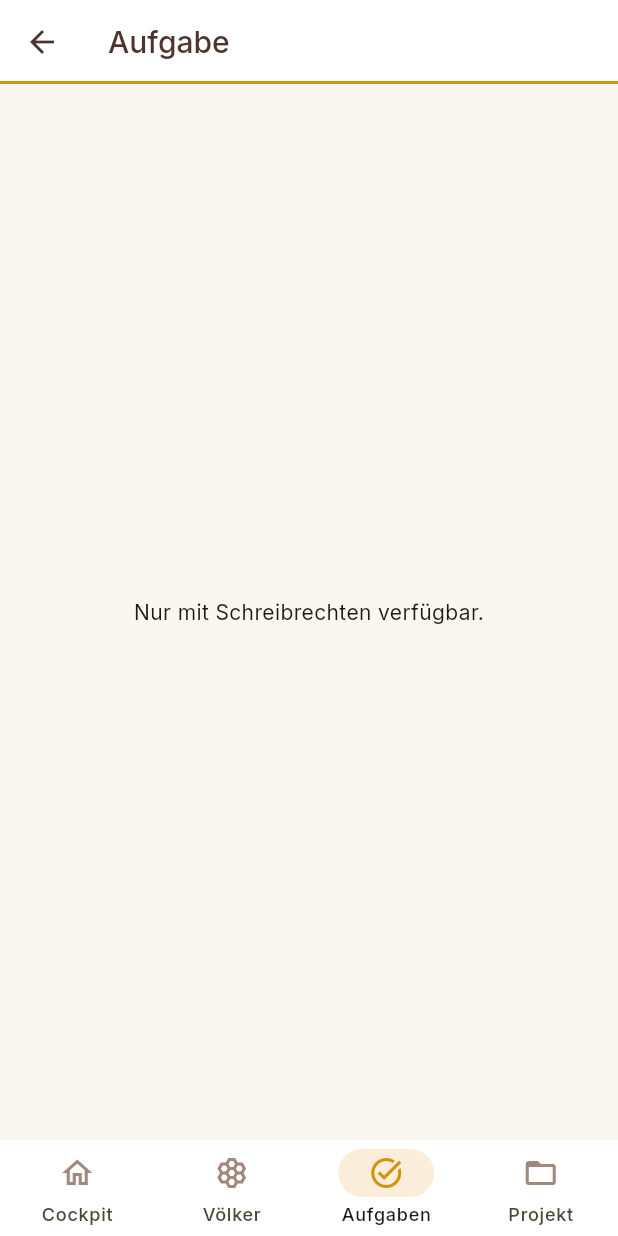
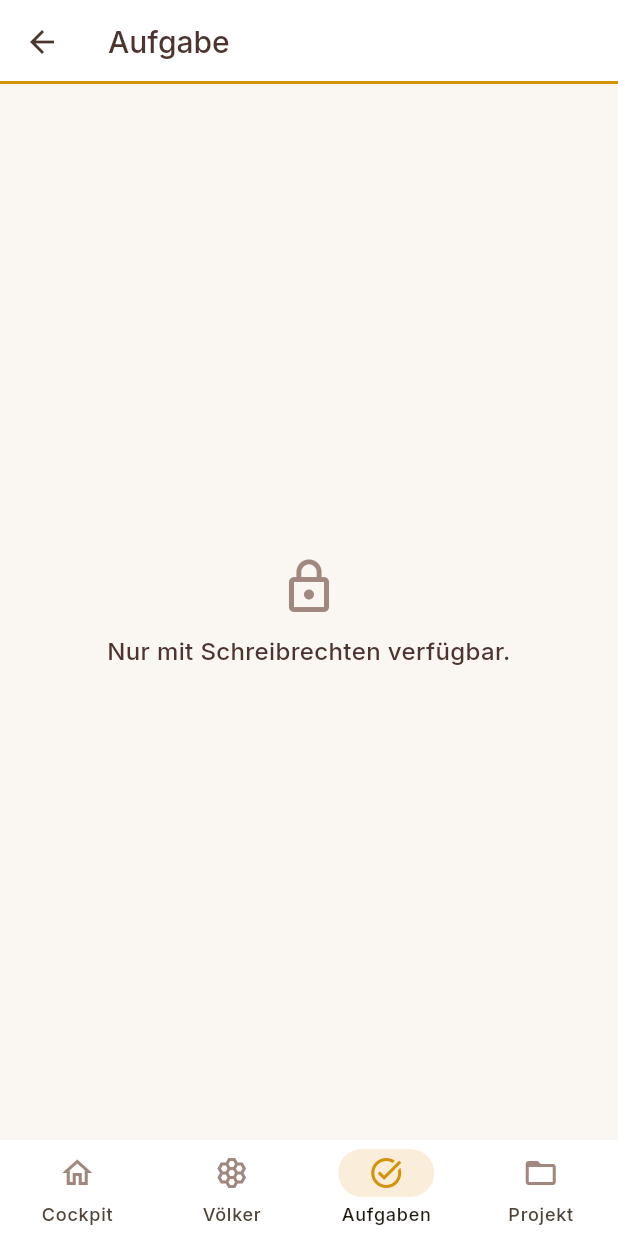
Before and after one commit to DanielProyer/bienen-app, a Flutter app: the AufgabeFormPage screen opened by its route, on a phone screen of 412 x 824 dp. Run offline on Flutter 3.47's test engine with Material 3 defaults, Android fonts, the phone set to English and light mode, and no system bars; our stand-ins replace file_picker, fl_chart, flutter_markdown, flutter_riverpod, flutter_svg, go_router and 2 more; missing offline and left inert: dart:js_interop; accounts and stored records are empty.

Commit message:
design(aufgaben): Modul auf Baukasten ziehen (reine Darstellung)
Modul Aufgaben auf das Design-System (Durchgang 1) migriert — nur
Container/Farben/Abstaende/Dialoge getauscht, kein Verhaltenswechsel
(Provider-Watches, Navigations-Ziele, context.go, Speicherfluss,
darfSchreiben-Gating, SnackBars, Gruppierung, Annehmen/Ueberspringen
unveraendert).

- aufgaben_page: Gruppen-/Sektions-Header -> SectionHeader; Zeilen ->
  AppCard+AppListTile mit Faelligkeit als StatusPill (ueberfaellig=gefahr,
  heute=warnung, sonst neutral); Leer/Fehler -> EmptyState; Loesch-Dialog
  -> confirmSheet(gefahr). FAB unveraendert.
- aufgabe_form_page: -> FormScaffold mit Speichern-AppButton in der
  Bodenleiste; Rollen-Guard -> EmptyState. Eingabefelder erben das Theme.
- vorschlag_karte: Card -> AppCard; Annehmen/Ueberspringen -> AppButton;
  Farben/Abstaende -> BeeTokens.
- aufgaben_section: Card -> AppCard, Kopf -> SectionHeader,
  Zeilen -> AppListTile + StatusPill.

flutter analyze lib/features/aufgaben: 0 Issues. flutter test: 264 gruen.

Co-Authored-By: Claude Opus 4.8 <noreply@anthropic.com>

```diff
--- a/lib/features/aufgaben/presentation/pages/aufgabe_form_page.dart
+++ b/lib/features/aufgaben/presentation/pages/aufgabe_form_page.dart
@@ -2,10 +2,14 @@ import 'package:flutter/material.dart';
 import 'package:flutter_riverpod/flutter_riverpod.dart';
 import 'package:go_router/go_router.dart';
 import 'package:intl/intl.dart';
+import 'package:bienen_app/core/theme/app_tokens.dart';
 import 'package:bienen_app/features/aufgaben/domain/aufgabe.dart';
 import 'package:bienen_app/features/aufgaben/presentation/providers/aufgaben_provider.dart';
 import 'package:bienen_app/features/auth/presentation/auth_providers.dart';
 import 'package:bienen_app/features/voelker/presentation/providers/voelker_provider.dart';
+import 'package:bienen_app/shared/widgets/app_button.dart';
+import 'package:bienen_app/shared/widgets/empty_state.dart';
+import 'package:bienen_app/shared/widgets/form_scaffold.dart';
 
 class AufgabeFormPage extends ConsumerStatefulWidget {
   final String? aufgabeId; // null = neu
@@ -84,7 +88,7 @@ class _AufgabeFormPageState extends ConsumerState<AufgabeFormPage> {
     if (!ref.watch(darfSchreibenProvider)) {
       return Scaffold(
         appBar: AppBar(title: const Text('Aufgabe')),
-        body: const Center(child: Text('Nur mit Schreibrechten verfügbar.')),
+        body: const EmptyState(icon: Icons.lock_outline, titel: 'Nur mit Schreibrechten verfügbar.'),
       );
     }
     // Stammdaten laden (Gotcha 2): erst rendern, wenn Dropdown-Daten da sind.
@@ -110,12 +114,13 @@ class _AufgabeFormPageState extends ConsumerState<AufgabeFormPage> {
     final voelker = voelkerAsync.value!.where((v) => v.status == 'aktiv' || v.id == _volkId).toList();
     final standorte = standorteAsync.value!;
 
-    return Scaffold(
-      appBar: AppBar(title: Text(widget.aufgabeId == null ? 'Neue Aufgabe' : 'Aufgabe bearbeiten')),
-      body: Form(
+    return FormScaffold(
+      titel: widget.aufgabeId == null ? 'Neue Aufgabe' : 'Aufgabe bearbeiten',
+      bodenleiste: AppButton(label: 'Speichern', full: true, onPressed: _speichern),
+      child: Form(
         key: _formKey,
         child: ListView(
-          padding: const EdgeInsets.all(16),
+          padding: const EdgeInsets.all(BeeTokens.lg),
           children: [
             TextFormField(
               controller: _titel,
@@ -128,7 +133,7 @@ class _AufgabeFormPageState extends ConsumerState<AufgabeFormPage> {
               decoration: const InputDecoration(labelText: 'Beschreibung'),
               maxLines: 3,
             ),
-            const SizedBox(height: 12),
+            const SizedBox(height: BeeTokens.md),
             DropdownButtonFormField<String>(
               initialValue: _kategorie,
               decoration: const InputDecoration(labelText: 'Kategorie'),
@@ -138,7 +143,7 @@ class _AufgabeFormPageState extends ConsumerState<AufgabeFormPage> {
               ],
               onChanged: (v) => setState(() => _kategorie = v ?? 'sonstiges'),
             ),
-            const SizedBox(height: 12),
+            const SizedBox(height: BeeTokens.md),
             InputDecorator(
               decoration: const InputDecoration(labelText: 'Fällig am'),
               child: InkWell(
@@ -154,7 +159,7 @@ class _AufgabeFormPageState extends ConsumerState<AufgabeFormPage> {
                 child: Text(DateFormat('dd.MM.yyyy').format(_faelligAm)),
               ),
             ),
-            const SizedBox(height: 12),
+            const SizedBox(height: BeeTokens.md),
             DropdownButtonFormField<String>(
               initialValue: _prioritaet,
               decoration: const InputDecoration(labelText: 'Priorität'),
@@ -165,7 +170,7 @@ class _AufgabeFormPageState extends ConsumerState<AufgabeFormPage> {
               ],
               onChanged: (v) => setState(() => _prioritaet = v ?? 'normal'),
             ),
-            const SizedBox(height: 12),
+            const SizedBox(height: BeeTokens.md),
             DropdownButtonFormField<String?>(
               initialValue: _volkId,
               decoration: const InputDecoration(labelText: 'Volk (optional)'),
@@ -175,7 +180,7 @@ class _AufgabeFormPageState extends ConsumerState<AufgabeFormPage> {
               ],
               onChanged: (v) => setState(() => _volkId = v),
             ),
-            const SizedBox(height: 12),
+            const SizedBox(height: BeeTokens.md),
             DropdownButtonFormField<String?>(
               initialValue: _standortId,
               decoration: const InputDecoration(labelText: 'Standort (optional)'),
@@ -185,8 +190,6 @@ class _AufgabeFormPageState extends ConsumerState<AufgabeFormPage> {
               ],
               onChanged: (v) => setState(() => _standortId = v),
             ),
-            const SizedBox(height: 24),
-            FilledButton(onPressed: _speichern, child: const Text('Speichern')),
           ],
         ),
       ),
```
Also changed, not shown: lib/features/aufgaben/presentation/pages/aufgaben_page.dart (+56 -63 lines), lib/features/aufgaben/presentation/widgets/aufgaben_section.dart (+29 -30 lines), lib/features/aufgaben/presentation/widgets/vorschlag_karte.dart (+19 -17 lines).
